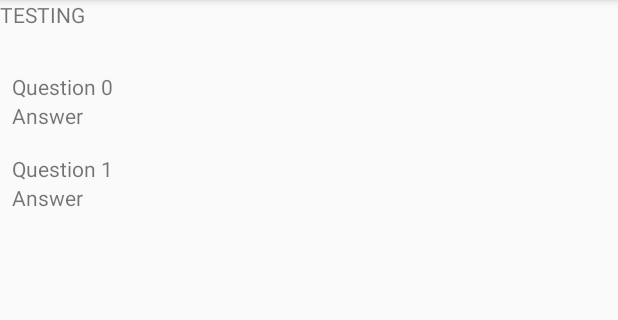
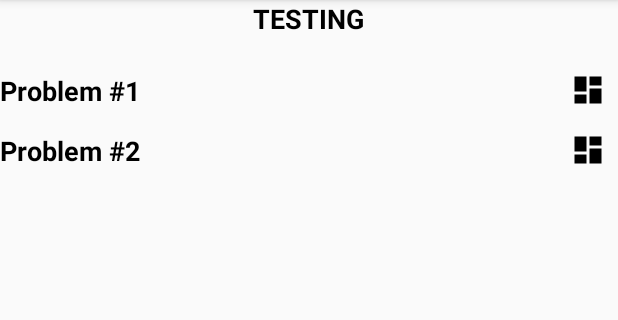
Before and after one commit to ARWongQ/SimpleQuestionsProject, an Android app: the screen it shows after launch (QuestionActivity), after a tap on "TESTING", on a phone screen of 412 x 824 dp, the part 84-404 px from its top. Run offline under Robolectric (Android 15) with nearby library versions, the phone set to English and light mode, and no system bars.

Commit message:
improving navigability and UI enhancement

```diff
--- a/app/src/main/java/com/armz/simplequestions/Question.java
+++ b/app/src/main/java/com/armz/simplequestions/Question.java
@@ -1,5 +1,7 @@
 package com.armz.simplequestions;
 
+import java.util.ArrayList;
+import java.util.List;
 import java.util.UUID;
 
 /**
@@ -8,18 +10,38 @@ import java.util.UUID;
 
 public class Question {
     private UUID mID;
+    private String mQuestionDisplay;
     private String mQuestion;
     private String mAnswer;
     private Boolean mhasPassed;
+    private List<String> wrongAnswers = new ArrayList<String>();
 
 
 
     //Constructor
-    public Question(String mQuestion, String mAnswer, Boolean mhasPassed, UUID mID){
+    public Question(String mQuestion, String mAnswer, Boolean mhasPassed, UUID mID, int numb, List<String> optionalAnswers){
         this.mQuestion = mQuestion;
         this.mAnswer = mAnswer;
         this.mhasPassed = mhasPassed;
         this.mID = mID;
+        this.mQuestionDisplay = "Problem #" + numb;
+        this.wrongAnswers = optionalAnswers;
+    }
+
+    public List<String> getWrongAnswers() {
+        return wrongAnswers;
+    }
+
+    public void setWrongAnswers(List<String> wrongAnswers) {
+        this.wrongAnswers = wrongAnswers;
+    }
+
+    public String getQuestionDisplay() {
+        return mQuestionDisplay;
+    }
+
+    public void setQuestionDisplay(String questionDisplay) {
+        mQuestionDisplay = questionDisplay;
     }
 
     public UUID getID() {
--- a/app/src/main/java/com/armz/simplequestions/QuestionLab.java
+++ b/app/src/main/java/com/armz/simplequestions/QuestionLab.java
@@ -22,7 +22,13 @@ public class QuestionLab {
         for(int i= 0; i<2; i++){
 
             String question = "Question " + i;
-            Question newQ = new Question(question,"Answer",false, UUID.randomUUID());
+            question += " This is a very long ass question that i am not sure how it will be displayed";
+            List<String> options = new ArrayList<String>();
+            options.add("Option 1");
+            options.add("Option 2");
+            options.add("Option 3");
+
+            Question newQ = new Question(question,"Answer",false, UUID.randomUUID(), i+1, options);
             mQuestions.add(newQ);
         }
     }
--- a/app/src/main/java/com/armz/simplequestions/QuestionListFragment.java
+++ b/app/src/main/java/com/armz/simplequestions/QuestionListFragment.java
@@ -8,6 +8,7 @@ import android.support.v7.widget.RecyclerView;
 import android.view.LayoutInflater;
 import android.view.View;
 import android.view.ViewGroup;
+import android.widget.ImageView;
 import android.widget.TextView;
 import android.widget.Toast;
 
@@ -49,8 +50,9 @@ public class QuestionListFragment extends Fragment {
     //VIEW_HOLDER  (Detects presses)
     private class QuestionHolder extends RecyclerView.ViewHolder implements View.OnClickListener{
         //Parts of the widget
-        private TextView mAnswerTextView;
         private TextView mQuestionTextView;
+        private ImageView mSolvedImageView;
+
 
         private Question mQuestion;               //Crime to be displayed
 
@@ -59,16 +61,17 @@ public class QuestionListFragment extends Fragment {
             super(inflater.inflate(R.layout.list_item_question,parent,false));
             itemView.setOnClickListener(this);
 
-            mAnswerTextView = (TextView) itemView.findViewById(R.id.question_answer);
             mQuestionTextView = (TextView) itemView.findViewById(R.id.question_question);
+            mSolvedImageView = (ImageView) itemView.findViewById(R.id.question_solved);
+
 
         }
 
         //Called each time a new Crime should be displayed in CrimeHolder
         public void bind(Question question){
             mQuestion = question;
-            mAnswerTextView.setText(mQuestion.getAnswer());
-            mQuestionTextView.setText(mQuestion.getQuestion());
+            mQuestionTextView.setText(mQuestion.getQuestionDisplay());
+            //mSolvedImageView.setVisibility(mQuestion.getMhasPassed() ? View.VISIBLE : View.GONE);
         }
 
         @Override
--- /dev/null
+++ b/app/src/main/res/drawable-v24/ic_dashboard_black_24dp.xml
@@ -0,0 +1,9 @@
+<vector xmlns:android="http://schemas.android.com/apk/res/android"
+    android:width="24dp"
+    android:height="24dp"
+    android:viewportHeight="24.0"
+    android:viewportWidth="24.0">
+    <path
+        android:fillColor="#FF000000"
+        android:pathData="M3,13h8L11,3L3,3v10zM3,21h8v-6L3,15v6zM13,21h8L21,11h-8v10zM13,3v6h8L21,3h-8z" />
+</vector>
--- a/app/src/main/res/layout/activity_question.xml
+++ b/app/src/main/res/layout/activity_question.xml
@@ -7,11 +7,23 @@
     android:layout_height="match_parent"
     tools:context="com.armz.simplequestions.QuestionActivity">
 
-    <TextView
-        android:id="@+id/title_TextView"
-        android:layout_width="wrap_content"
+    <LinearLayout
+        android:layout_width="match_parent"
         android:layout_height="wrap_content"
-        android:text="NEW ACTIVITY"/>
+        android:orientation="vertical">
+
+        <TextView
+            android:id="@+id/title_TextView"
+            android:layout_width="wrap_content"
+            android:layout_height="wrap_content"
+            android:layout_gravity="center"
+            android:text="NEW ACTIVITY"
+            android:textStyle="bold"
+            android:textColor="@android:color/black"
+            android:textSize="18sp"/>
+
+    </LinearLayout>
+
 
     <android.support.v4.view.ViewPager
         android:id="@+id/container_two"
--- a/app/src/main/res/layout/list_item_question.xml
+++ b/app/src/main/res/layout/list_item_question.xml
@@ -1,20 +1,36 @@
-<LinearLayout
-    xmlns:android="http://schemas.android.com/apk/res/android"
-    android:orientation="vertical"
+<android.support.constraint.ConstraintLayout xmlns:android="http://schemas.android.com/apk/res/android"
+    xmlns:app="http://schemas.android.com/apk/res-auto"
+    xmlns:tools="http://schemas.android.com/tools"
     android:layout_width="match_parent"
     android:layout_height="wrap_content"
-    android:padding="8dp">
+    android:orientation="vertical"
+    >
+
 
     <TextView
         android:id="@+id/question_question"
-        android:layout_width="match_parent"
+        android:textStyle="bold"
+        android:textColor="@android:color/black"
+        android:textSize="18sp"
+        android:layout_width="wrap_content"
         android:layout_height="wrap_content"
+        android:layout_marginTop="8dp"
+        app:layout_constraintTop_toTopOf="parent"
         android:text="QUESTION"/>
 
-    <TextView
-        android:id="@+id/question_answer"
-        android:layout_width="match_parent"
-        android:layout_height="wrap_content"
-        android:text="ANSWER"/>
+    <ImageView
+        android:id="@+id/question_solved"
+        android:layout_width="wrap_content"
+        android:layout_height="match_parent"
+        android:layout_marginEnd="8dp"
+        android:src="@drawable/ic_dashboard_black_24dp"
+        android:layout_marginTop="8dp"
+        app:layout_constraintTop_toTopOf="parent"
+        app:layout_constraintBottom_toBottomOf="parent"
+        android:layout_marginBottom="8dp"
+        app:layout_constraintRight_toRightOf="parent"/>
 
-</LinearLayout>
+
+
+
+</android.support.constraint.ConstraintLayout>
```
Also changed, not shown: app/src/main/java/com/armz/simplequestions/QuestionFragment.java (+21 -6 lines), app/src/main/res/layout/fragment_question.xml (+84 -21 lines).
